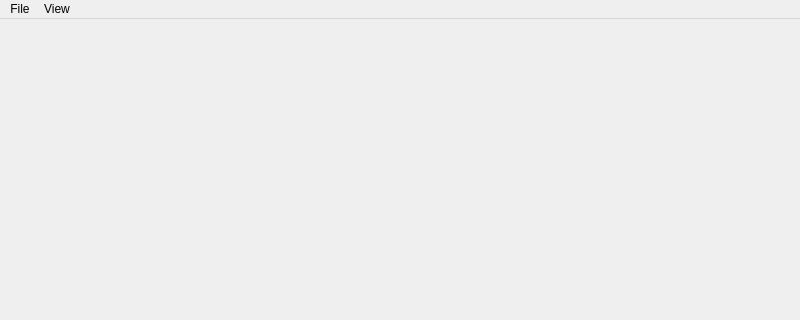
Above: src/mainwindow.ui from ttddee/Cascade before the change; both pictures show x 0 to 800 and y 0 to 320 of the 800 by 678 pixel window. Below: the same form after it.
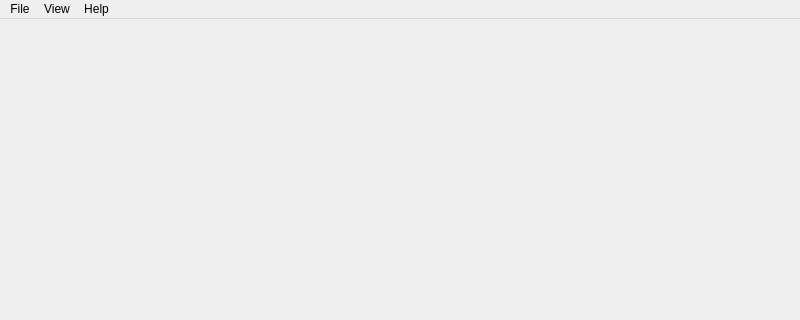
That is the form after the change.

Commit message: Added shortcuts menu.

What changed in the file:
```diff
--- a/src/mainwindow.ui
+++ b/src/mainwindow.ui
@@ -20,7 +20,7 @@
      <x>0</x>
      <y>0</y>
      <width>800</width>
-     <height>25</height>
+     <height>20</height>
     </rect>
    </property>
    <widget class="QMenu" name="menuView">
@@ -33,8 +33,14 @@
      <string>File</string>
     </property>
    </widget>
+   <widget class="QMenu" name="menuHelp">
+    <property name="title">
+     <string>Help</string>
+    </property>
+   </widget>
    <addaction name="menuFile"/>
    <addaction name="menuView"/>
+   <addaction name="menuHelp"/>
   </widget>
   <widget class="QStatusBar" name="statusbar"/>
  </widget>
```
The commit also changes 5 other files.
